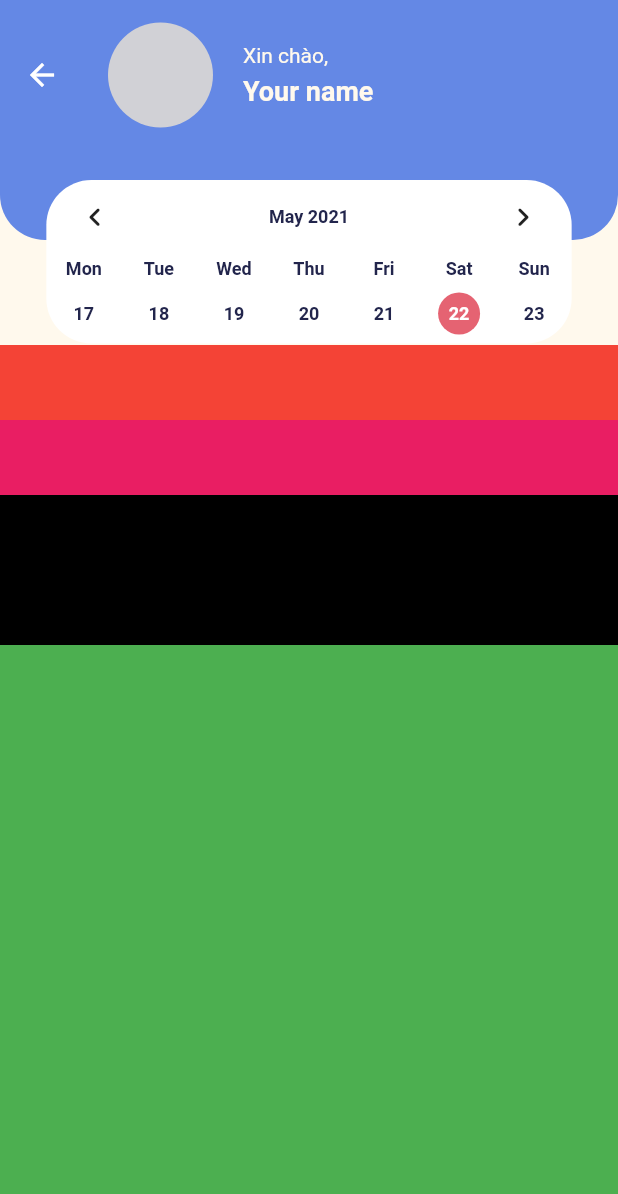
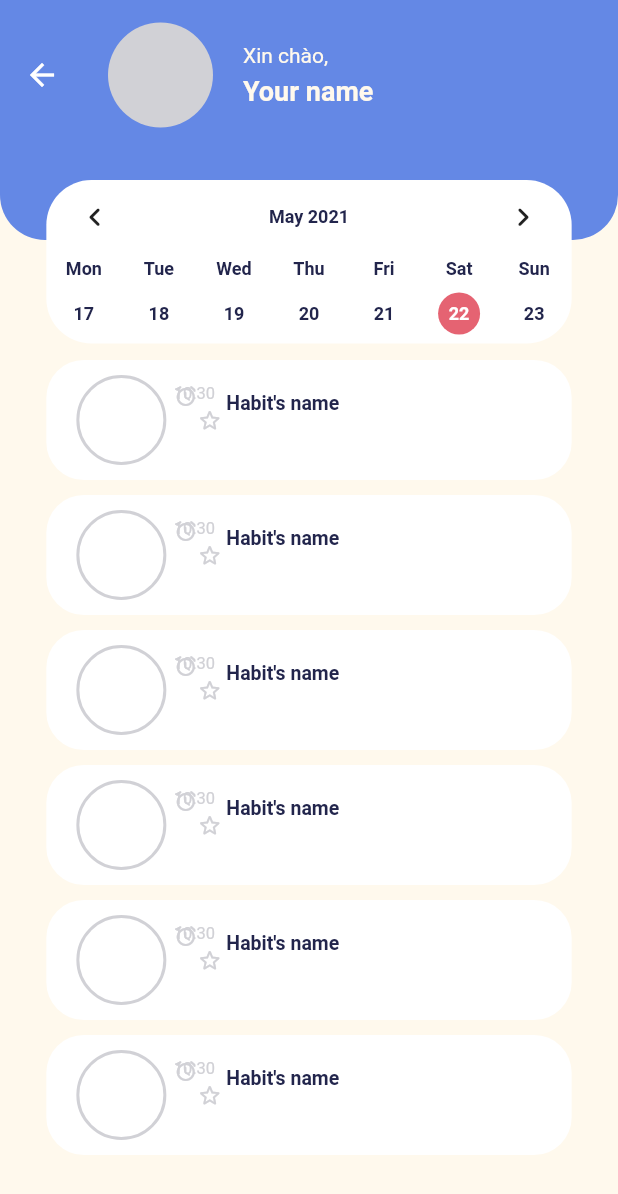
Before and after one commit to minhdinhtv761/habitool, a Flutter app: the DashBoardScreen screen opened directly, on a phone screen of 412 x 824 dp. Shown: the top 1194 px of the screen. Run offline on Flutter 3.47's test engine with Material 2 defaults, Android fonts, the phone set to English and light mode, and no system bars; drawn by our look-alikes of table_calendar; statements that could not run were skipped.

Commit message:
UI - init widget habit_tile & add MVVM pattern

```diff
--- a/lib/src/screens/dashboard_screen.dart
+++ b/lib/src/views/screens/dashboard/dashboard_screen.dart
@@ -2,6 +2,7 @@ import 'package:flutter/material.dart';
 
 import 'package:habitool/src/custom_values/custom_colors.dart';
 import 'package:table_calendar/table_calendar.dart';
+import 'package:habitool/src/views/widgets/habit_tile.dart';
 
 class DashBoardScreen extends StatefulWidget {
   @override
@@ -11,6 +12,21 @@ class DashBoardScreen extends StatefulWidget {
 class _DashBoardScreenState extends State<DashBoardScreen> {
   DateTime _selectedDay = DateTime.now();
   DateTime _focusedDay = DateTime.now();
+
+  List<Widget> _habitList = [
+    HabitTile(),
+    SizedBox(height: 10.0),
+    HabitTile(),
+    SizedBox(height: 10.0),
+    HabitTile(),
+    SizedBox(height: 10.0),
+    HabitTile(),
+    SizedBox(height: 10.0),
+    HabitTile(),
+    SizedBox(height: 10.0),
+    HabitTile(),
+    SizedBox(height: 10.0),
+  ];
 
   @override
   Widget build(BuildContext context) {
@@ -23,23 +39,24 @@ class _DashBoardScreenState extends State<DashBoardScreen> {
         slivers: <Widget>[
           buildSliverAppBar(size),
 
-          // Những SliverToBoxAdapter dưới đây được thêm vào để test scroll màn hình
-          SliverToBoxAdapter(
-            child: Container(height: 50.0, color: Colors.red)
+          SliverPadding(
+            padding: EdgeInsets.symmetric(horizontal: size.width * 0.075),
+            sliver: SliverList(
+              delegate: SliverChildListDelegate.fixed(_habitList)
+            ),
           ),
-          SliverToBoxAdapter(
-            child: Container(height: 50.0, color: Colors.pink)
-          ),
-          SliverToBoxAdapter(
-            child: Container(height: 100.0, color: Colors.black)
-          ),
-          SliverToBoxAdapter(
-            child: Container(height: 500.0, color: Colors.green)
-          ),
+
+          // SliverToBoxAdapter(
+          //   child: Container(
+          //     height: 80.0,
+          //     width: size.width * 0.85,
+          //     child: HabitTile(),
+          //   ),
+          // ),
 
           // SliverToBoxAdapter dùng để làm phần trống, tránh việc dữ liệu bị che dưới BottomAppBar
           SliverToBoxAdapter(
-            child: Container(height: 100.0, color: Colors.transparent)
+            child: Container(height: 90.0, color: Colors.transparent)
           ),
         ],
       ),
@@ -103,7 +120,7 @@ class _DashBoardScreenState extends State<DashBoardScreen> {
               alignment: AlignmentDirectional.topCenter,
               children: <Widget>[
                 Container(
-                  height: 130.0,
+                  height: 140.0,
                   decoration: BoxDecoration(
                     color: CustomColors.light,
                   ),
@@ -115,17 +132,8 @@ class _DashBoardScreenState extends State<DashBoardScreen> {
                     borderRadius: BorderRadius.vertical(bottom: Radius.circular(30.0)),
                   ),
                 ),
-                // Container(
-                //   margin: EdgeInsets.only(top: 20.0),
-                //   width: size.width * 0.8,
-                //   height: 100.0,
-                //   decoration: BoxDecoration(
-                //     color: Colors.white,
-                //     borderRadius: BorderRadius.circular(30.0),
-                //   ),
-                // ),
                 Container(
-                  margin: EdgeInsets.only(top: 20.0),
+                  margin: EdgeInsets.only(top: 20.0, bottom: 10),
                   width: size.width * 0.85,
                   decoration: BoxDecoration(
                     color: Colors.white,
@@ -135,7 +143,7 @@ class _DashBoardScreenState extends State<DashBoardScreen> {
                 ),
               ],
             ),
-            preferredSize: Size.fromHeight(130.0),
+            preferredSize: Size.fromHeight(140.0),
           ),
 
         );
--- /dev/null
+++ b/lib/src/views/widgets/habit_tile.dart
@@ -0,0 +1,143 @@
+import 'package:flutter/material.dart';
+
+import 'package:habitool/src/custom_values/custom_colors.dart';
+
+class HabitTile extends StatefulWidget {
+  @override
+  _HabitTileState createState() => _HabitTileState();
+}
+
+class _HabitTileState extends State<HabitTile> {
+  String _habitName = "Habit's name";
+  DateTime _habitTime = DateTime.now();
+  String _goalUnit;
+  int _goal;
+  int _goalCompleted;
+  bool _isImportant = false;
+  bool _isCanceled;
+  bool _isCompleted;
+
+  @override
+  Widget build(BuildContext context) {
+    final Size size = MediaQuery.of(context).size;
+
+    return Container(
+      width: size.width * 0.85,
+      height: 80.0,
+      decoration: BoxDecoration(
+        color: Colors.white,
+        borderRadius: BorderRadius.circular(25.0),
+      ),
+      child: Padding(
+        padding: EdgeInsets.fromLTRB(20, 10, 20, 10),
+        child: Row(
+          crossAxisAlignment: CrossAxisAlignment.center,
+          // mainAxisAlignment: MainAxisAlignment.center,
+          children: <Widget>[
+            Container(
+              width: 60.0,
+              height: 60.0,
+              decoration: BoxDecoration(
+                color: Colors.transparent,
+                shape: BoxShape.circle,
+                border: Border.fromBorderSide(BorderSide(color: CustomColors.grey, width: 2.0))
+              )
+            ),
+            SizedBox(width: 5.0),
+            Expanded(
+              child: Stack(
+                children: <Widget>[
+                  IconButton(
+                    padding: EdgeInsets.all(0.0),
+                    icon: Icon(!this._isImportant ? Icons.star_border_rounded : Icons.star_rounded),
+                    color: !this._isImportant ? CustomColors.grey : Colors.amber,
+                    iconSize: 18.0,
+                    onPressed: () {
+                      setState(() {
+                        this._isImportant = !this._isImportant;
+                      });
+                    },
+                  ),
+                  Positioned(
+                    top: 5.0,
+                    left: 35.0,
+                    child: Text(
+                      this._habitName,
+                      style: TextStyle(
+                        color: CustomColors.black,
+                        fontSize: 13.0,
+                        fontWeight: FontWeight.bold,
+                      ),
+                    ),
+                  ),
+                  Icon(
+                    Icons.alarm_rounded,
+                    size: 16.0,
+                    color: CustomColors.grey,
+                  ),
+                  Text(
+                    this._habitTime.hour.toString() + ':' + this._habitTime.minute.toString(),
+                    style: TextStyle(
+                      color: CustomColors.grey,
+                      fontSize: 11.0,
+                    ),
+                  ),
+                ],
+              ),
+            )
+            // Container(
+              // margin: EdgeInsets.fromLTRB(15.0, 0.0, 0.0, 0.0),
+              // child: Column(
+              //   crossAxisAlignment: CrossAxisAlignment.start,
+              //   mainAxisAlignment: MainAxisAlignment.center,
+              //   children: <Widget>[
+              //     Row(
+              //       crossAxisAlignment: CrossAxisAlignment.center,
+              //       children: <Widget>[
+              //         IconButton(
+              //           padding: EdgeInsets.all(8.0),
+              //           icon: Icon(!this._isImportant ? Icons.star_border_rounded : Icons.star_rounded),
+              //           color: !this._isImportant ? CustomColors.grey : Colors.amber,
+              //           iconSize: 18.0,
+              //           onPressed: () {
+              //             setState(() {
+              //               this._isImportant = !this._isImportant;
+              //             });
+              //           },
+              //         ),
+              //         Text(
+              //           this._habitName,
+              //           style: TextStyle(
+              //             color: CustomColors.black,
+              //             fontSize: 13.0,
+              //             fontWeight: FontWeight.bold,
+              //           ),
+              //         ),
+              //       ],
+              //     ),
+              //     Row(
+              //       crossAxisAlignment: CrossAxisAlignment.center,
+              //       children: <Widget>[
+              //         // Icon(
+              //         //   Icons.alarm_rounded,
+              //         //   size: 16.0,
+              //         //   color: CustomColors.grey,
+              //         // ),
+              //         Text(
+              //           this._habitTime.hour.toString() + ':' + this._habitTime.minute.toString(),
+              //           style: TextStyle(
+              //             color: CustomColors.grey,
+              //             fontSize: 11.0,
+              //           ),
+              //         ),
+              //       ],
+              //     ),
+              //   ],
+              // )
+            // )
+          ],
+        )
+      ),
+    );
+  }
+}
```
Also changed, not shown: lib/main.dart (+4 -5 lines), lib/src/views/screens/home_screen.dart (renamed from lib/src/screens/home_screen.dart, +4 -4 lines), lib/src/views/screens/achievement_screen.dart (renamed from lib/src/screens/achievement_screen.dart), lib/src/views/screens/intro/login_screen.dart (renamed from lib/src/screens/login_screen.dart), lib/src/views/screens/intro/signup_screen.dart (renamed from lib/src/screens/signup_screen.dart), lib/src/views/screens/statistic/statistic_screen.dart (renamed from lib/src/screens/statistic_screen.dart), lib/src/views/screens/user/user_screen.dart (renamed from lib/src/screens/settings_screen.dart).
